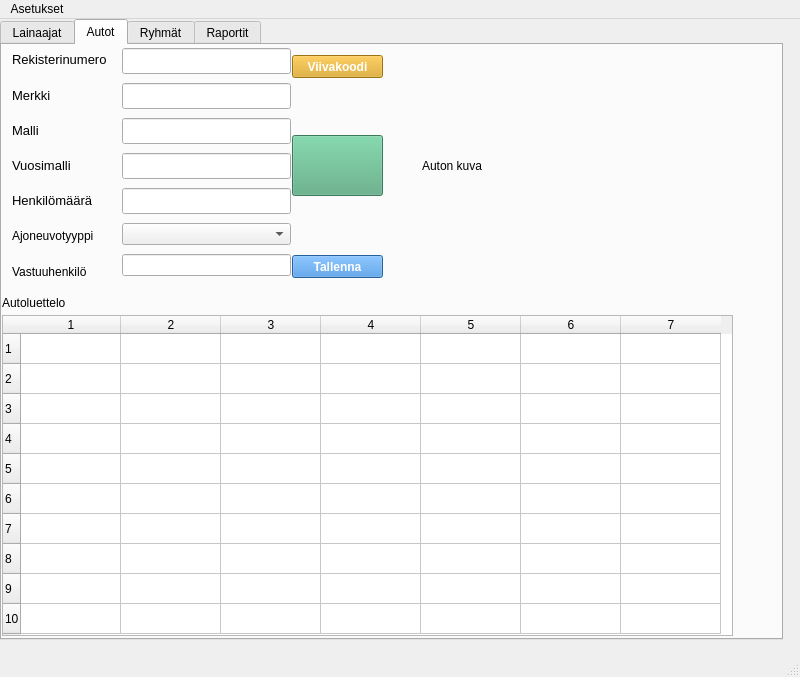
HennaSalla/Autolainaus, file administrative.ui: the form before one commit.
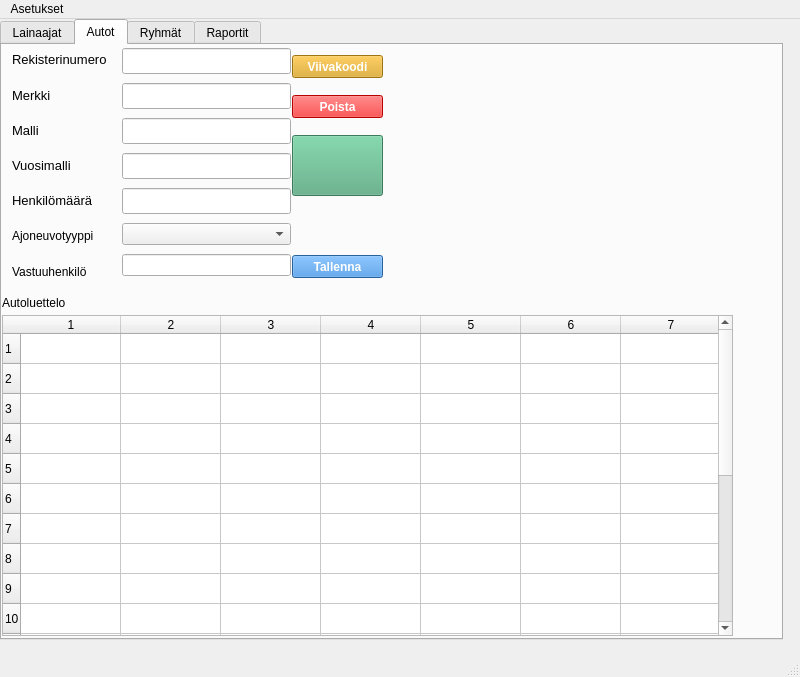
The form after the commit. The open tabs and pages were chosen to show the change. Icons and pictures are not drawn.

Patch:
```diff
--- a/administrative.ui
+++ b/administrative.ui
@@ -482,13 +482,19 @@
        </rect>
       </property>
       <property name="cursor" stdset="0">
-       <cursorShape>ForbiddenCursor</cursorShape>
+       <cursorShape>ArrowCursor</cursorShape>
+      </property>
+      <property name="verticalScrollBarPolicy">
+       <enum>Qt::ScrollBarPolicy::ScrollBarAsNeeded</enum>
+      </property>
+      <property name="horizontalScrollBarPolicy">
+       <enum>Qt::ScrollBarPolicy::ScrollBarAlwaysOff</enum>
       </property>
       <property name="rowCount">
-       <number>10</number>
+       <number>20</number>
       </property>
       <property name="columnCount">
-       <number>7</number>
+       <number>8</number>
       </property>
       <row/>
       <row/>
@@ -500,6 +506,17 @@
       <row/>
       <row/>
       <row/>
+      <row/>
+      <row/>
+      <row/>
+      <row/>
+      <row/>
+      <row/>
+      <row/>
+      <row/>
+      <row/>
+      <row/>
+      <column/>
       <column/>
       <column/>
       <column/>
@@ -559,7 +576,44 @@
        <enum>QFrame::Shape::NoFrame</enum>
       </property>
       <property name="text">
-       <string>Auton kuva</string>
+       <string/>
+      </property>
+      <property name="pixmap">
+       <pixmap resource="adminPictures.qrc">:/png/uiPictrues/noPicture.png</pixmap>
+      </property>
+      <property name="scaledContents">
+       <bool>true</bool>
+      </property>
+      <property name="alignment">
+       <set>Qt::AlignmentFlag::AlignCenter</set>
+      </property>
+      <property name="wordWrap">
+       <bool>false</bool>
+      </property>
+     </widget>
+     <widget class="QPushButton" name="deleteVehiclePusButton">
+      <property name="geometry">
+       <rect>
+        <x>290</x>
+        <y>50</y>
+        <width>91</width>
+        <height>23</height>
+       </rect>
+      </property>
+      <property name="font">
+       <font>
+        <bold>true</bold>
+       </font>
+      </property>
+      <property name="cursor">
+       <cursorShape>PointingHandCursor</cursorShape>
+      </property>
+      <property name="styleSheet">
+       <string notr="true">background-color: rgb(255, 0, 0);
+color: rgb(255, 255, 255);</string>
+      </property>
+      <property name="text">
+       <string>Poista</string>
       </property>
      </widget>
     </widget>
```
Left out of the diff: 87 changed lines with no effect on the pictures.
